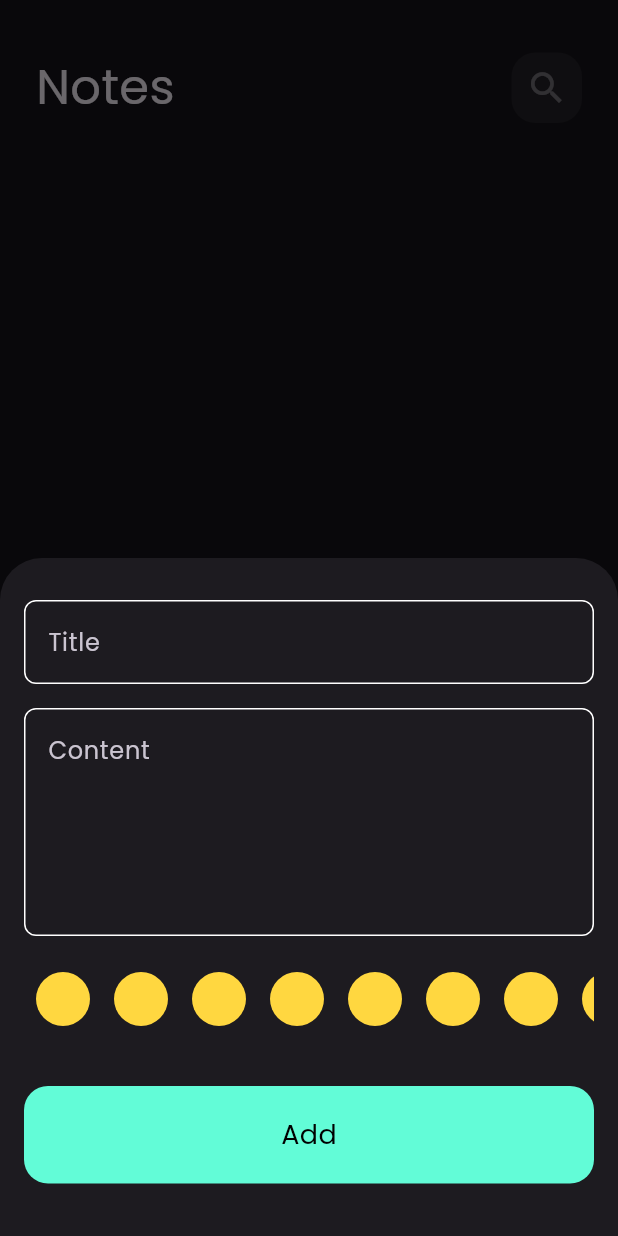
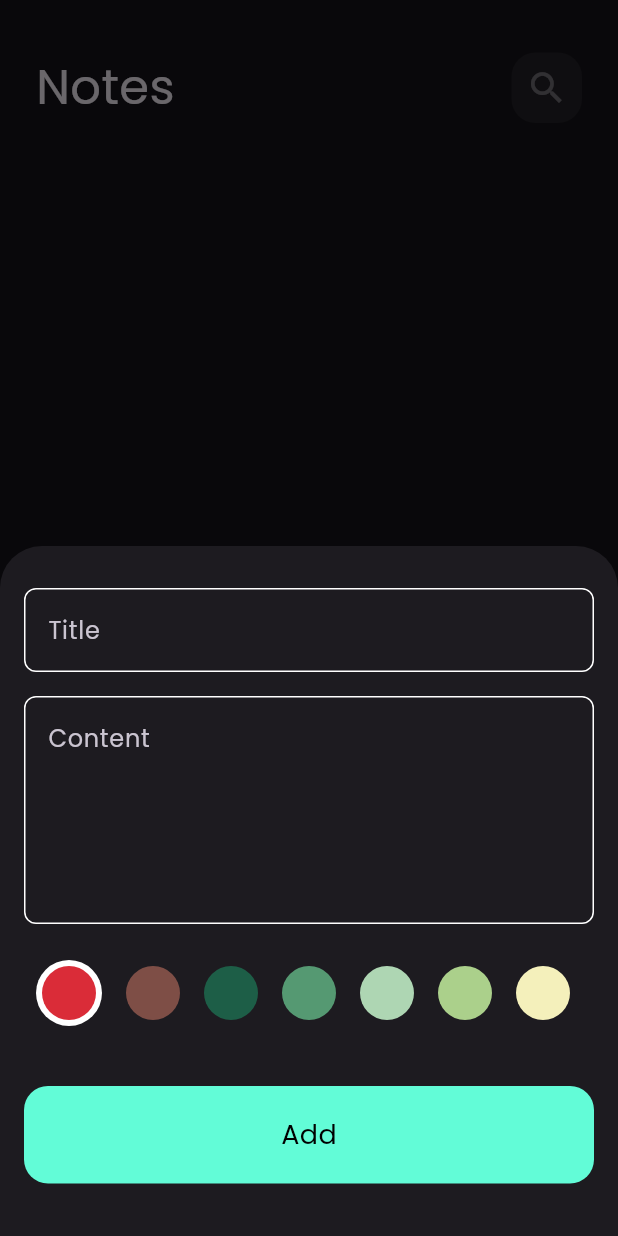
Before and after one commit to hazzemsalah/Note_App, a Flutter app: the screen it shows after launch, after a tap on the "add" icon, on a phone screen of 412 x 824 dp. Run offline on Flutter 3.47's test engine with Material 3 defaults, Android fonts, the phone set to English and light mode, and no system bars; our stand-ins replace bloc, flutter_bloc, font_awesome_flutter, hive, hive_flutter; accounts and stored records are empty.

Commit message:
colors list vies part 2

```diff
--- a/lib/views/widgets/color_list_view.dart
+++ b/lib/views/widgets/color_list_view.dart
@@ -1,31 +1,69 @@
 import 'package:flutter/material.dart';
 
 class ColorItem extends StatelessWidget {
-  const ColorItem({super.key});
-
+  const ColorItem({super.key, required this.isActive, required this.color});
+  final bool isActive;
+  final Color color;
   @override
   Widget build(BuildContext context) {
-    return const CircleAvatar(
-      radius: 18,
-      backgroundColor: Colors.amberAccent,
-    );
+    return isActive
+        ?  CircleAvatar(
+            backgroundColor: Colors.white,
+            radius: 22,
+            child: CircleAvatar(
+              radius: 18,
+              backgroundColor: color,
+            ),
+          )
+        :  CircleAvatar(
+            radius: 18,
+            backgroundColor: color,
+          );
   }
 }
 
-class ColorsListView extends StatelessWidget {
+class ColorsListView extends StatefulWidget {
   const ColorsListView({super.key});
 
   @override
+  State<ColorsListView> createState() => _ColorsListViewState();
+}
+
+class _ColorsListViewState extends State<ColorsListView> {
+  int currentIndex = 0;
+
+  List<Color> colors = const [
+     Color(0XFFDA2C38),
+     Color(0XFF7E4E46),
+     Color(0XFF1D5E47),
+     Color(0XFF559972),
+     Color(0XFFAED6B3),
+     Color(0XFFABD08B),
+     Color(0XFFF4F0BB),
+     Color(0XFF9C8D6D),
+     Color(0XFF57E8A4),
+     Color(0XFFC18B86),
+  ];
+  @override
   Widget build(BuildContext context) {
     return SizedBox(
-      height: 18 * 2,
+      height: 22 * 2,
       child: ListView.builder(
-        itemCount: 10,
+        itemCount: colors.length,
         scrollDirection: Axis.horizontal,
         itemBuilder: (context, index) {
-          return const Padding(
-            padding: EdgeInsets.symmetric(horizontal: 8),
-            child: ColorItem(),
+          return Padding(
+            padding: const EdgeInsets.symmetric(horizontal: 8),
+            child: GestureDetector(
+              onTap: () {
+                currentIndex = index;
+                setState(() {});
+              },
+              child: ColorItem(
+                color: colors[index],
+                isActive: currentIndex == index,
+              ),
+            ),
           );
         },
       ),
```
